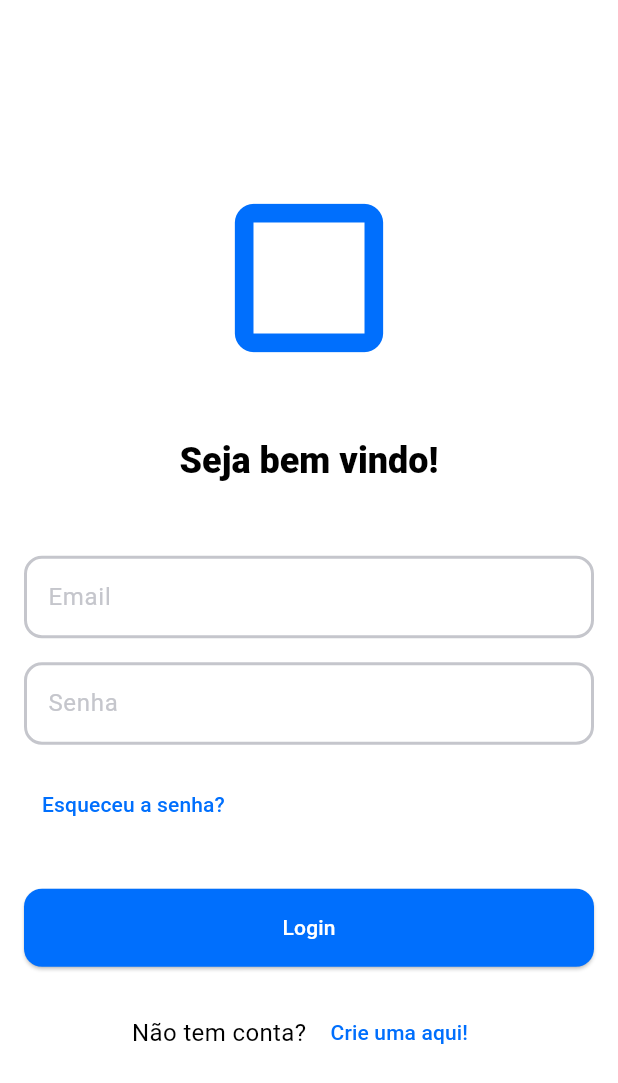
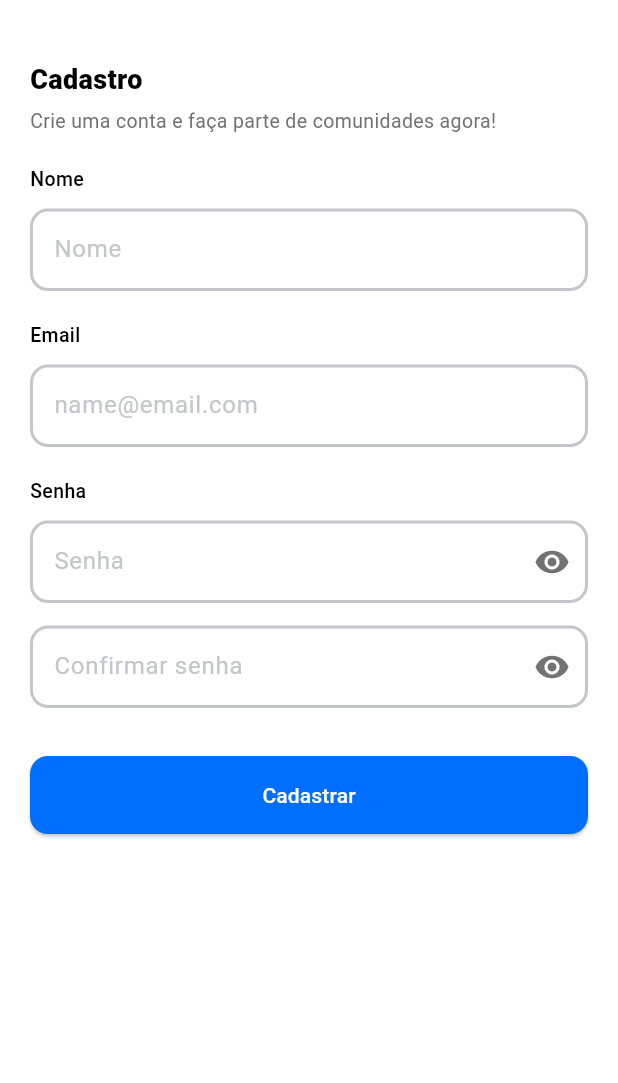
Before and after one commit to taleshrocha/trabalho-mobile, a Flutter app: the screen it shows after launch, after a tap on "Crie uma aqui!", on a phone screen of 412 x 824 dp. Shown: the top 1083 px of the screen. Run offline on Flutter 3.47's test engine with Material 3 defaults, Android fonts, the phone set to English and light mode, and no system bars.

Commit message:
Tela de cadastro do ususario adicionada, botão de esconder senhas adicionado

```diff
--- a/lib/entities/group.dart
+++ b/lib/entities/group.dart
@@ -7,4 +7,36 @@ class Group extends BaseEntity {
   Group({
     required this.users,
   });
+
+  List<User> getUsers() {
+    return users;
+  }
+
+  User? findByEmailAndPassword(String email, String password) {
+    for (User user in users) {
+      if (user.email == email && user.password == password) {
+        return user;
+      }
+    }
+
+    return null;
+  }
+
+  User? findByEmail(String email) {
+    for (User user in users) {
+      if (user.email == email) {
+        return user;
+      }
+    }
+
+    return null;
+  }
+
+  void addUser(User user) {
+    users.add(user);
+  }
+
+  void removeUser(String email) {
+    users.removeWhere((user) => user.email == email);
+  }
 }
--- a/lib/entities/person.dart
+++ b/lib/entities/person.dart
@@ -6,4 +6,10 @@ class Person extends BaseEntity {
   Person({
     required this.name,
   });
+
+  String getInitials() {
+    List<String> tokens = name.split(' ');
+    String initials = tokens.map((name) => name[0]).take(2).join();
+    return initials.toUpperCase();
+  }
 }
--- a/lib/logic/repository.dart
+++ b/lib/logic/repository.dart
@@ -4,7 +4,8 @@ import 'package:trabalho_mobile/entities/person.dart';
 import 'package:trabalho_mobile/entities/user.dart';
 
 class Repository {
-  static final Group _group = Group(users: [
+  static Group initializeGroup() {
+    return Group(users: [
       User(
         person: Person(name: 'Tales Rocha'),
         email: 'tales@email.com',
@@ -47,20 +48,5 @@ class Repository {
         ],
       ),
     ]);
-
-  static List<User> getUsers() {
-    return _group.users;
-  }
-
-  static User? findByEmailAndPassword(String email, String password) {
-    List<User> users = getUsers();
-
-    for (User user in users) {
-      if (user.email == email && user.password == password) {
-        return user;
   }
 }
-
-    return null;
-  }
-}
--- a/lib/main.dart
+++ b/lib/main.dart
@@ -1,20 +1,25 @@
 import 'package:flutter/material.dart';
+import 'package:trabalho_mobile/logic/repository.dart';
 import 'package:trabalho_mobile/pages/login_page.dart';
 import 'package:trabalho_mobile/themes/theme.dart';
 
+import 'entities/group.dart';
+
 void main() {
-  runApp(MyApp());
+  final Group mainGroup = Repository.initializeGroup();
+  runApp(MyApp(mainGroup: mainGroup));
 }
 
 class MyApp extends StatelessWidget {
-  const MyApp({super.key});
+  final Group mainGroup;
+  MyApp({super.key, required this.mainGroup});
 
   @override
   Widget build(BuildContext context) {
     return MaterialApp(
       title: 'Collectiva',
       theme: AppTheme.lightTheme,
-      home: const LoginPage(),
+      home: LoginPage(userGroup: mainGroup),
     );
   }
 }
--- a/lib/pages/login_page.dart
+++ b/lib/pages/login_page.dart
@@ -1,11 +1,15 @@
 import 'package:flutter/material.dart';
+import 'package:trabalho_mobile/entities/group.dart';
 import 'package:trabalho_mobile/entities/user.dart';
-import 'package:trabalho_mobile/logic/repository.dart';
+import 'package:trabalho_mobile/pages/signup_page.dart';
 import 'package:trabalho_mobile/themes/theme.dart';
 import 'package:trabalho_mobile/pages/object_list_page.dart';
+import '../entities/person.dart';
 
 class LoginPage extends StatefulWidget {
-  const LoginPage({super.key});
+  final Group userGroup;
+
+  const LoginPage({super.key, required this.userGroup});
 
   @override
   _LoginPageState createState() => _LoginPageState();
@@ -14,13 +18,18 @@ class LoginPage extends StatefulWidget {
 class _LoginPageState extends State<LoginPage> {
   final TextEditingController emailController = TextEditingController();
   final TextEditingController passwordController = TextEditingController();
+  bool _ishidden = true;
 
   void handleLogin(String email, String password) {
-    User? user = Repository.findByEmailAndPassword(email, password);
+    User? user = widget.userGroup.findByEmailAndPassword(email, password);
 
     if (user != null) {
-      Navigator.of(context).pushReplacement(
-        MaterialPageRoute(builder: (context) => ObjectListPage()),
+      Navigator.of(context).push(
+        MaterialPageRoute(
+            builder: (context) => ObjectListPage(
+                  userGroup: widget.userGroup,
+                  loggedUser: user,
+                )),
       );
     } else {
       ScaffoldMessenger.of(context).showSnackBar(
@@ -33,7 +42,8 @@ class _LoginPageState extends State<LoginPage> {
   Widget build(BuildContext context) {
     ThemeData theme = Theme.of(context);
     return Scaffold(
-      body: Padding(
+      body: SingleChildScrollView(
+        child: Padding(
           padding: const EdgeInsets.all(16.0),
           child: Column(
             mainAxisAlignment: MainAxisAlignment.center,
@@ -60,11 +70,20 @@ class _LoginPageState extends State<LoginPage> {
               const SizedBox(height: 16.0),
               TextField(
                 controller: passwordController,
+                obscureText: _ishidden,
                 style: theme.textTheme.bodyMedium,
-              decoration: const InputDecoration(
+                decoration: InputDecoration(
                     labelText: 'Senha',
-              ),
-              obscureText: true,
+                    suffixIcon: GestureDetector(
+                      onTap: () {
+                        setState(() {
+                          _ishidden = !_ishidden;
+                        });
+                      },
+                      child: Icon(
+                          color: Color.fromARGB(255, 114, 114, 114),
+                          _ishidden ? Icons.visibility : Icons.visibility_off),
+                    )),
               ),
               const SizedBox(height: 16.0),
               Align(
@@ -93,7 +112,15 @@ class _LoginPageState extends State<LoginPage> {
                 children: [
                   const Text("Não tem conta? "),
                   TextButton(
-                  onPressed: () {},
+                    onPressed: () {
+                      Navigator.of(context).push(
+                        MaterialPageRoute(
+                            builder: (context) => SignupPage(
+                                  addUser: widget.userGroup.addUser,
+                                  findByEmail: widget.userGroup.findByEmail,
+                                )),
+                      );
+                    },
                     child: const Text('Crie uma aqui!'),
                   ),
                 ],
@@ -101,6 +128,7 @@ class _LoginPageState extends State<LoginPage> {
             ],
           ),
         ),
+      ),
     );
   }
 }
--- /dev/null
+++ b/lib/pages/signup_page.dart
@@ -0,0 +1,187 @@
+import 'package:flutter/material.dart';
+import 'package:trabalho_mobile/entities/person.dart';
+import 'package:trabalho_mobile/entities/user.dart';
+import 'package:trabalho_mobile/logic/repository.dart';
+import 'package:trabalho_mobile/themes/theme.dart';
+import 'package:trabalho_mobile/pages/object_list_page.dart';
+
+class SignupPage extends StatefulWidget {
+  final void Function(User) addUser;
+  final User? Function(String) findByEmail;
+
+  const SignupPage(
+      {super.key, required this.addUser, required this.findByEmail});
+
+  @override
+  State<SignupPage> createState() => _SignupPageState();
+}
+
+class _SignupPageState extends State<SignupPage> {
+  bool _ishidden = true;
+  final TextEditingController nameController = TextEditingController();
+  final TextEditingController emailController = TextEditingController();
+  final TextEditingController passwordController = TextEditingController();
+  final TextEditingController confirmedPasswordController =
+      TextEditingController();
+
+  void handleSignup(
+      String name, String email, String password, String confirmedPassword) {
+    if (password != confirmedPassword) {
+      ScaffoldMessenger.of(context).showSnackBar(
+        const SnackBar(content: Text('Senhas não iguais')),
+      );
+      return;
+    }
+
+    if (email.split('@').length != 2) {
+      ScaffoldMessenger.of(context).showSnackBar(
+        const SnackBar(content: Text('E-mail inválido')),
+      );
+      return;
+    }
+
+    User? user = widget.findByEmail(email);
+
+    if (user == null) {
+      widget.addUser(User(
+        person: Person(name: name),
+        email: email,
+        password: confirmedPassword,
+        objects: [],
+      ));
+      Navigator.of(context).pop();
+      const SnackBar(content: Text('Usuário criado!'));
+    } else {
+      ScaffoldMessenger.of(context).showSnackBar(
+        const SnackBar(
+            content: Text('Já existe algum usuário com esse e-mail.')),
+      );
+    }
+  }
+
+  @override
+  Widget build(BuildContext context) {
+    ThemeData theme = Theme.of(context);
+
+    return Scaffold(
+      backgroundColor: Colors.white,
+      body: Padding(
+        padding: const EdgeInsets.symmetric(horizontal: 20, vertical: 40),
+        child: ListView(
+          children: [
+            const Text(
+              'Cadastro',
+              style: TextStyle(
+                  color: Colors.black,
+                  fontSize: 18,
+                  fontWeight: FontWeight.w800),
+            ),
+            const SizedBox(height: 5),
+            const Text(
+              'Crie uma conta e faça parte de comunidades agora!',
+              style: TextStyle(
+                color: Color.fromARGB(255, 114, 114, 114),
+                fontSize: 13,
+              ),
+            ),
+            const SizedBox(height: 20),
+            const Text(
+              'Nome',
+              style: TextStyle(
+                color: Colors.black,
+                fontSize: 13,
+                fontWeight: FontWeight.w500,
+              ),
+            ),
+            const SizedBox(height: 10),
+            TextField(
+              controller: nameController,
+              style: theme.textTheme.bodyMedium,
+              decoration: const InputDecoration(
+                labelText: 'Nome',
+              ),
+            ),
+            const SizedBox(height: 20),
+            const Text(
+              'Email',
+              style: TextStyle(
+                color: Colors.black,
+                fontSize: 13,
+                fontWeight: FontWeight.w500,
+              ),
+            ),
+            const SizedBox(height: 10),
+            TextField(
+              controller: emailController,
+              style: theme.textTheme.bodyMedium,
+              decoration: const InputDecoration(
+                labelText: 'name@email.com',
+              ),
+            ),
+            const SizedBox(height: 20),
+            const Text(
+              'Senha',
+              style: TextStyle(
+                color: Colors.black,
+                fontSize: 13,
+                fontWeight: FontWeight.w500,
+              ),
+            ),
+            const SizedBox(height: 10),
+            TextFormField(
+              controller: passwordController,
+              obscureText: _ishidden,
+              style: theme.textTheme.bodyMedium,
+              decoration: InputDecoration(
+                  labelText: 'Senha',
+                  suffixIcon: GestureDetector(
+                    onTap: () {
+                      setState(() {
+                        _ishidden = !_ishidden;
+                      });
+                    },
+                    child: Icon(
+                        color: Color.fromARGB(255, 114, 114, 114),
+                        _ishidden ? Icons.visibility : Icons.visibility_off),
+                  )),
+            ),
+            const SizedBox(height: 15),
+            TextFormField(
+              controller: confirmedPasswordController,
+              obscureText: _ishidden,
+              style: theme.textTheme.bodyMedium,
+              decoration: InputDecoration(
+                  labelText: 'Confirmar senha',
+                  suffixIcon: GestureDetector(
+                    onTap: () {
+                      setState(() {
+                        _ishidden = !_ishidden;
+                      });
+                    },
+                    child: Icon(
+                        color: Color.fromARGB(255, 114, 114, 114),
+                        _ishidden ? Icons.visibility : Icons.visibility_off),
+                  )),
+            ),
+            const SizedBox(height: 32.0),
+            SizedBox(
+              child: ElevatedButton(
+                onPressed: () {
+                  handleSignup(
+                      nameController.text,
+                      emailController.text,
+                      passwordController.text,
+                      confirmedPasswordController.text);
+                },
+                child: const Text(
+                  'Cadastrar',
+                  style: TextStyle(color: AppTheme.neutralLightest),
+                ),
+              ),
+            ),
+          ],
+        ),
+      ),
+    );
+  }
+}
```
Also changed, not shown: lib/pages/object_list_page.dart (+20 -10 lines). Lines whose indentation alone changed are shown as unchanged.
